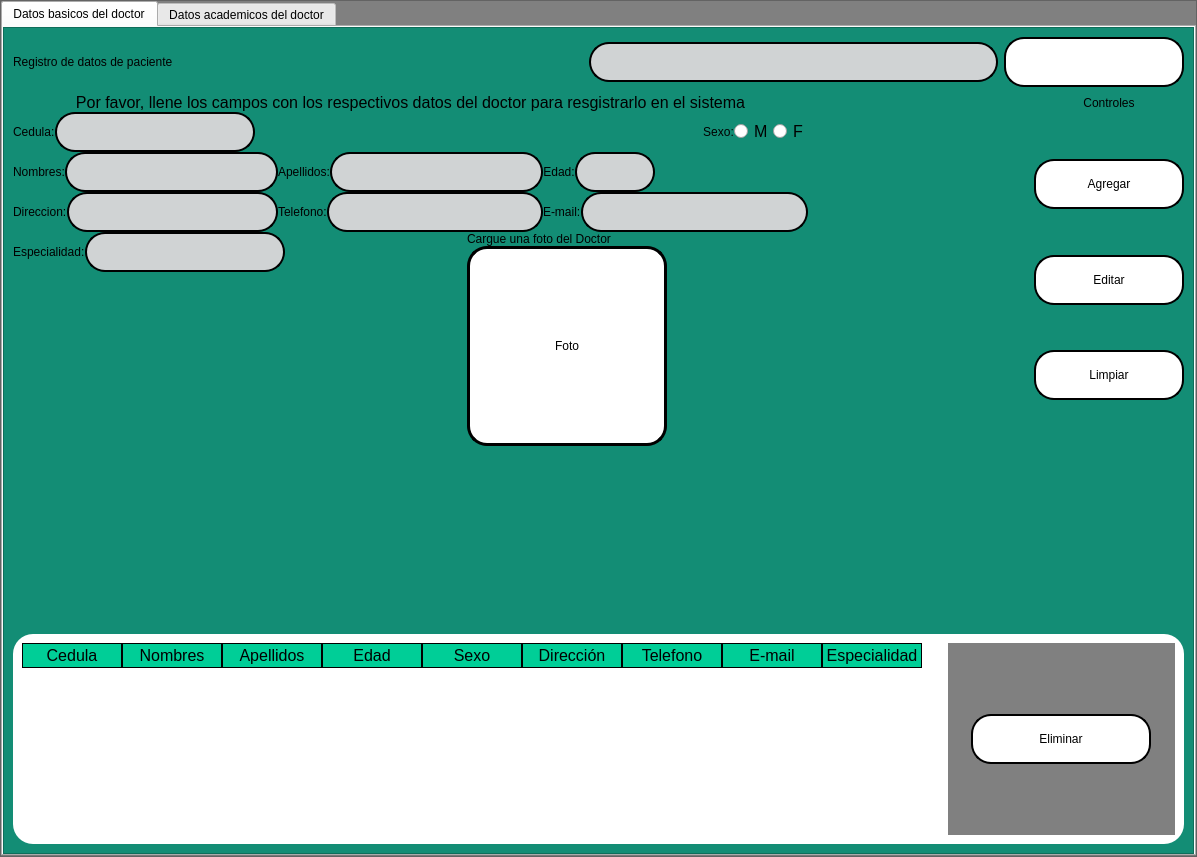
Reinaldito04/App-Consultas-y-Historias-Medicas, file interfaces/dogtores.ui: the form before one commit.
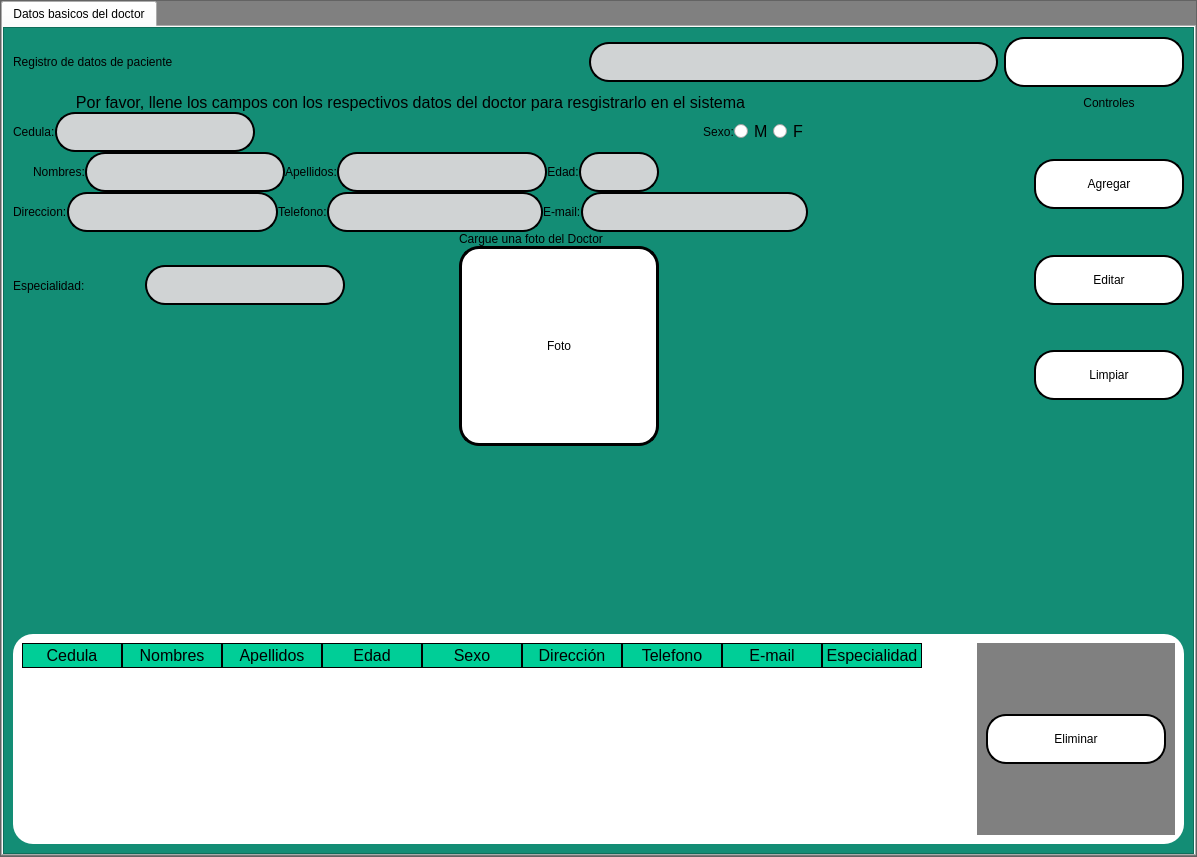
The form after the commit. Icons and pictures are not drawn.

Commit message: .py para dogtores

Diff of the .ui file:
```diff
--- a/interfaces/dogtores.ui
+++ b/interfaces/dogtores.ui
@@ -312,6 +312,19 @@
                        <layout class="QHBoxLayout" name="horizontalLayout_4">
                         <item>
                          <layout class="QHBoxLayout" name="horizontalLayout_10">
+                          <item>
+                           <spacer name="verticalSpacer_2">
+                            <property name="orientation">
+                             <enum>Qt::Vertical</enum>
+                            </property>
+                            <property name="sizeHint" stdset="0">
+                             <size>
+                              <width>20</width>
+                              <height>40</height>
+                             </size>
+                            </property>
+                           </spacer>
+                          </item>
                           <item>
                            <widget class="QLabel" name="lbl_name">
                             <property name="minimumSize">
@@ -495,7 +508,33 @@
                                </widget>
                               </item>
                               <item>
-                               <widget class="QLineEdit" name="in_number_2">
+                               <spacer name="verticalSpacer_4">
+                                <property name="orientation">
+                                 <enum>Qt::Vertical</enum>
+                                </property>
+                                <property name="sizeHint" stdset="0">
+                                 <size>
+                                  <width>20</width>
+                                  <height>40</height>
+                                 </size>
+                                </property>
+                               </spacer>
+                              </item>
+                              <item>
+                               <spacer name="horizontalSpacer_8">
+                                <property name="orientation">
+                                 <enum>Qt::Horizontal</enum>
+                                </property>
+                                <property name="sizeHint" stdset="0">
+                                 <size>
+                                  <width>40</width>
+                                  <height>20</height>
+                                 </size>
+                                </property>
+                               </spacer>
+                              </item>
+                              <item>
+                               <widget class="QLineEdit" name="in_espec">
                                 <property name="minimumSize">
                                  <size>
                                   <width>200</width>
@@ -587,6 +626,19 @@
                             </item>
                            </layout>
                           </item>
+                          <item>
+                           <spacer name="horizontalSpacer_9">
+                            <property name="orientation">
+                             <enum>Qt::Horizontal</enum>
+                            </property>
+                            <property name="sizeHint" stdset="0">
+                             <size>
+                              <width>40</width>
+                              <height>20</height>
+                             </size>
+                            </property>
+                           </spacer>
+                          </item>
                           <item>
                            <spacer name="horizontalSpacer_2">
                             <property name="orientation">
@@ -799,7 +851,7 @@
                 <property name="frameShadow">
                  <enum>QFrame::Raised</enum>
                 </property>
-                <layout class="QHBoxLayout" name="horizontalLayout_19">
+                <layout class="QHBoxLayout" name="horizontalLayout_2">
                  <item>
                   <widget class="QTableWidget" name="tabla_pacientes">
                    <property name="minimumSize">
@@ -864,6 +916,19 @@
                    </column>
                   </widget>
                  </item>
+                 <item>
+                  <spacer name="horizontalSpacer_10">
+                   <property name="orientation">
+                    <enum>Qt::Horizontal</enum>
+                   </property>
+                   <property name="sizeHint" stdset="0">
+                    <size>
+                     <width>16</width>
+                     <height>20</height>
+                    </size>
+                   </property>
+                  </spacer>
+                 </item>
                  <item>
                   <widget class="QFrame" name="frame_4">
                    <property name="styleSheet">
@@ -878,24 +943,24 @@
                    <property name="frameShadow">
                     <enum>QFrame::Raised</enum>
                    </property>
-                   <layout class="QHBoxLayout" name="horizontalLayout_2">
-                    <property name="spacing">
-                     <number>0</number>
-                    </property>
-                    <property name="leftMargin">
-                     <number>0</number>
-                    </property>
-                    <property name="topMargin">
-                     <number>0</number>
-                    </property>
-                    <property name="rightMargin">
-                     <number>0</number>
-                    </property>
-                    <property name="bottomMargin">
-                     <number>0</number>
-                    </property>
+                   <layout class="QVBoxLayout" name="verticalLayout_12">
+                    <item>
+                     <layout class="QVBoxLayout" name="verticalLayout_11">
+                      <item>
+                       <spacer name="verticalSpacer_3">
+                        <property name="orientation">
+                         <enum>Qt::Vertical</enum>
+                        </property>
+                        <property name="sizeHint" stdset="0">
+                         <size>
+                          <width>20</width>
+                          <height>40</height>
+                         </size>
+                        </property>
+                       </spacer>
+                      </item>
                     <item>
-                     <widget class="QPushButton" name="btn_delete_2">
+                       <widget class="QPushButton" name="btn_delete">
                       <property name="minimumSize">
                        <size>
                         <width>180</width>
@@ -913,8 +978,20 @@
                       </property>
                      </widget>
                     </item>
-                   </layout>
-                  </widget>
+                      <item>
+                       <spacer name="verticalSpacer_5">
+                        <property name="orientation">
+                         <enum>Qt::Vertical</enum>
+                        </property>
+                        <property name="sizeHint" stdset="0">
+                         <size>
+                          <width>20</width>
+                          <height>40</height>
+                         </size>
+                        </property>
+                       </spacer>
+                      </item>
+                     </layout>
                  </item>
                 </layout>
                </widget>
@@ -924,10 +1001,8 @@
            </item>
           </layout>
          </widget>
-         <widget class="QWidget" name="tab_2">
-          <attribute name="title">
-           <string>Datos academicos del doctor</string>
-          </attribute>
+           </item>
+          </layout>
          </widget>
         </widget>
        </item>
```
Left out of the diff: 18 changed lines with no effect on the pictures. Lines whose indentation alone changed are shown as unchanged. The commit also changes 2 other files.
